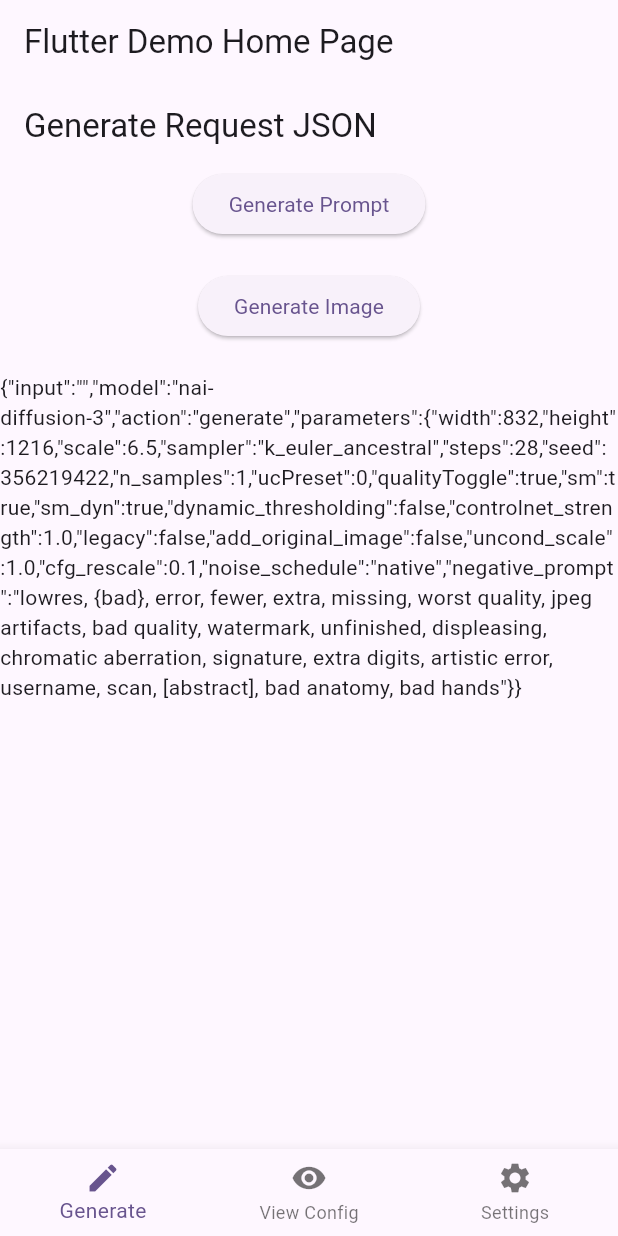
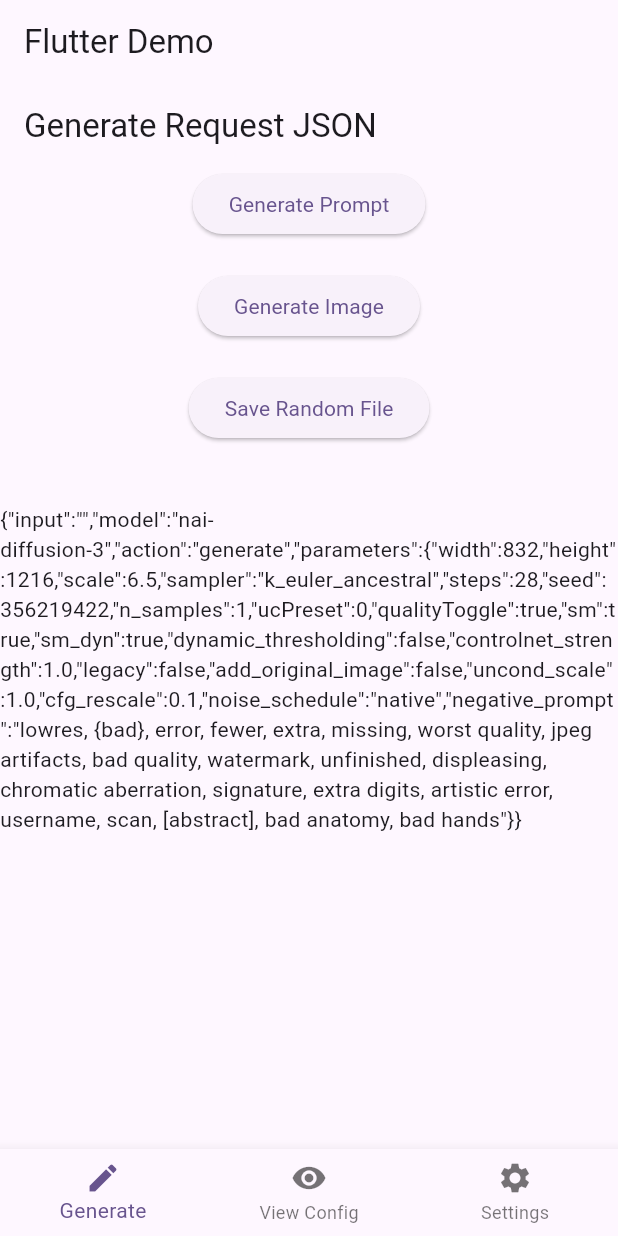
Before and after one commit to Exception0x0194/NAI-Generator-Flutter, a Flutter app: the screen it shows after launch, after a tap on "Generate Prompt", after a tap on "Generate Image", on a phone screen of 412 x 824 dp. Run offline on Flutter 3.47's test engine with Material 3 defaults, Android fonts, the phone set to English and light mode, and no system bars; our stand-ins replace file_picker; missing offline and left inert: dart:html, dart:js_interop; network calls fail; Roboto replaces fonts that are missing (Noto).

Commit message:
添加了保存图片的功能

```diff
--- a/lib/main.dart
+++ b/lib/main.dart
@@ -13,12 +13,11 @@ class MyApp extends StatelessWidget {
   @override
   Widget build(BuildContext context) {
     return MaterialApp(
-      title: 'Flutter Demo',
       theme: ThemeData(
           colorScheme: ColorScheme.fromSeed(seedColor: Colors.deepPurple),
           useMaterial3: true,
           fontFamily: 'Noto'),
-      home: const MyHomePage(title: 'Flutter Demo Home Page'),
+      home: const MyHomePage(title: 'Flutter Demo'),
     );
   }
 }
--- a/lib/models/info_manager.dart
+++ b/lib/models/info_manager.dart
@@ -1,11 +1,15 @@
 import 'dart:convert';
-import 'dart:html';
+import 'dart:html' as html;
 import 'dart:io';
 import 'dart:js_interop';
+import 'dart:math';
 import 'package:archive/archive.dart';
+import 'package:flutter/foundation.dart';
 import 'package:http/http.dart' as http;
+import 'package:path_provider/path_provider.dart';
 import 'prompt_config.dart';
 import 'param_config.dart';
+import 'downloads.dart';
 
 class InfoManager {
   static final InfoManager _instance = InfoManager._internal();
@@ -16,7 +20,6 @@ class InfoManager {
   InfoManager._internal();
 
   String apiKey = 'pst-abcd';
-  String proxy = 'http://localhost:9999';
 
   PromptConfig promptConfig = PromptConfig();
   ParamConfig paramConfig = ParamConfig();
@@ -24,7 +27,6 @@ class InfoManager {
   Map<String, dynamic> toJson() {
     return {
       "api_key": apiKey,
-      "proxy": proxy,
       "prompt_config": promptConfig.toJson(),
       "param_config": paramConfig.toJson()
     };
@@ -42,7 +44,6 @@ class InfoManager {
       return false;
     }
     apiKey = jsonConfig['api_key'];
-    proxy = jsonConfig['proxy'];
     return true;
   }
 
@@ -53,28 +54,33 @@ class InfoManager {
             "Mozilla/5.0 (Windows NT 10.0; Win64; x64) AppleWebKit/537.36 (KHTML, like Gecko) Chrome/106.0.0.0 Safari/537.36"
       };
 
-  Map<String, dynamic> getRequestBody() {
+  Map<String, dynamic> getRequestData() {
+    var pickedPrompts = promptConfig.pickPromptsFromConfig();
     return {
-      "input": promptConfig.pickPromptsFromConfig()['prompt'],
-      "model": "nai-diffusion-3",
-      "action": "generate",
-      "parameters": paramConfig.toJson(),
+      "body": {
+        "input": pickedPrompts['prompt'],
+        "model": "nai-diffusion-3",
+        "action": "generate",
+        "parameters": paramConfig.toJson(),
+      },
+      "comment": pickedPrompts['comment']
     };
   }
 
   Future<Map<String, dynamic>> generateImage() async {
     var url = Uri.parse('https://image.novelai.net/ai/generate-image');
-    var response = await http.post(url,
-        headers: headers, body: json.encode(getRequestBody()));
+    var data = getRequestData();
+    var response =
+        await http.post(url, headers: headers, body: json.encode(data['body']));
     var bytes = response.bodyBytes;
-    print(response);
     try {
       var archive = ZipDecoder().decodeBytes(bytes);
       for (var file in archive) {
         if (file.name == "image_0.png") {
-          print(file.name);
+          var filename = generateRandomFileName() + '.png';
           var imageBytes = file.content as List<int>;
-          return {'status': 'success', 'bytes': imageBytes};
+          await saveBlob(imageBytes, filename);
+          return {'status': 'success', 'comment': data['comment']};
         }
       }
       return {'status': 'failed', 'error': utf8.decode(response.bodyBytes)};
--- a/lib/screens/generator_screen.dart
+++ b/lib/screens/generator_screen.dart
@@ -1,5 +1,10 @@
 import 'dart:convert';
+import 'dart:io';
+import 'dart:math';
+import 'dart:html' as html;
+import 'package:flutter/foundation.dart';
 import 'package:flutter/material.dart';
+import 'package:path_provider/path_provider.dart';
 import '../models/info_manager.dart'; // 引用全局状态管理器
 
 class PromptGenerationScreen extends StatefulWidget {
@@ -13,9 +18,10 @@ class PromptGenerationScreenState extends State<PromptGenerationScreen> {
   String _displayedText = "Please load a config to generate prompts.";
 
   void _generatePrompt() {
-    var requestData = InfoManager().getRequestBody();
+    var requestData = InfoManager().getRequestData();
     setState(() {
-      _displayedText = json.encode(requestData);
+      _displayedText =
+          '${requestData['comment']}\n\n${json.encode(requestData['body'])}';
     });
   }
 
@@ -39,6 +45,18 @@ class PromptGenerationScreenState extends State<PromptGenerationScreen> {
               child: const Text('Generate Image'),
             ),
             const SizedBox(height: 20),
+            ElevatedButton(
+              onPressed: () {
+                saveFile('Hello, world! This is a random file.').then((_) {
+                  ScaffoldMessenger.of(context).showSnackBar(
+                      SnackBar(content: Text('File saved successfully!')));
+                }).catchError((error) {
+                  ScaffoldMessenger.of(context).showSnackBar(
+                      SnackBar(content: Text('Failed to save file: $error')));
+                });
+              },
+              child: Text('Save Random File'),
+            ),
             Expanded(
               child: SingleChildScrollView(
                 child: Text(_displayedText),
@@ -49,4 +67,39 @@ class PromptGenerationScreenState extends State<PromptGenerationScreen> {
       ),
     );
   }
+
+  Future<void> saveFile(String content) async {
+    if (kIsWeb) {
+      // 对 Web 平台的处理
+      final bytes = utf8.encode(content);
+      final blob = html.Blob([bytes]);
+      final url = html.Url.createObjectUrlFromBlob(blob);
+      final anchor = html.AnchorElement(href: url)
+        ..setAttribute("download", "random_file_${Random().nextInt(1000)}.txt")
+        ..click();
+      html.Url.revokeObjectUrl(url);
+    } else {
+      // 对移动或桌面平台的处理
+      final path = await getFilePath();
+      final fileName = "random_file_${Random().nextInt(1000)}.txt";
+      final file = File('$path/$fileName');
+      await file.writeAsString(content);
+      print('File saved: $file');
+    }
+  }
+
+  Future<String> getFilePath() async {
+    final directory = await getApplicationDocumentsDirectory(); // 获取文档目录的路径
+    return directory.path;
+  }
+
+  Future<void> saveRandomFile() async {
+    final path = await getFilePath();
+    final fileName = "random_file_${Random().nextInt(1000)}.txt"; // 随机文件名
+    final file = File('$path/$fileName');
+
+    // 写入内容到文件
+    await file.writeAsString('Hello, world! This is a random file.');
+    print('File saved: $file');
+  }
 }
```
Also changed, not shown: lib/models/downloads.dart (added, +68 -0 lines), lib/screens/settings_screen.dart (+46 -76 lines), lib/widgets/prompt_config_widget.dart (+9 -1 lines).
